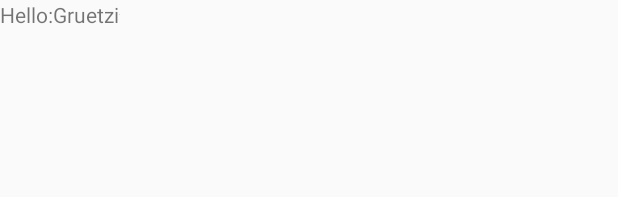
After one commit to Link184/OneWord, an Android app built with Jetpack Compose: the layout view_notification.xml on its own in the app's theme, with its tools: preview values and no code run, on a phone screen of 412 x 824 dp. The commit adds this screen. Shown: the top 197 px of the screen. Run offline under Robolectric (Android 15) with nearby library versions, the phone set to English and light mode, and no system bars.

Commit message:
Add notification RemoteViews layout

```diff
--- /dev/null
+++ b/app/src/main/res/layout/view_notification.xml
@@ -0,0 +1,41 @@
+<?xml version="1.0" encoding="utf-8"?>
+<FrameLayout xmlns:android="http://schemas.android.com/apk/res/android"
+    xmlns:tools="http://schemas.android.com/tools"
+    android:layout_width="match_parent"
+    android:layout_height="match_parent"
+    android:orientation="vertical">
+
+    <LinearLayout
+        android:layout_width="match_parent"
+        android:layout_height="wrap_content"
+        android:gravity="center_vertical"
+        android:orientation="horizontal">
+
+        <TextView
+            android:id="@+id/notification_word_original"
+            android:layout_width="wrap_content"
+            android:layout_height="wrap_content"
+            android:textSize="14sp"
+            tools:text="Hello" />
+
+        <TextView
+            android:layout_width="wrap_content"
+            android:layout_height="wrap_content"
+            android:text=":"
+            android:textSize="14sp" />
+
+        <TextView
+            android:id="@+id/notification_word_translation"
+            android:layout_width="wrap_content"
+            android:layout_height="wrap_content"
+            android:textSize="14sp"
+            tools:text="Gruetzi" />
+
+        <ImageView
+            android:id="@+id/notification_icon"
+            android:layout_width="wrap_content"
+            android:layout_height="wrap_content"
+            tools:src="@tools:sample/avatars" />
+    </LinearLayout>
+
+</FrameLayout>
```
Also changed, not shown: app/src/main/java/com/link184/oneword/MainActivity.kt (+19 -15 lines), app/src/main/java/com/link184/oneword/notification/WordNotificationFactory.kt (+15 -0 lines).
